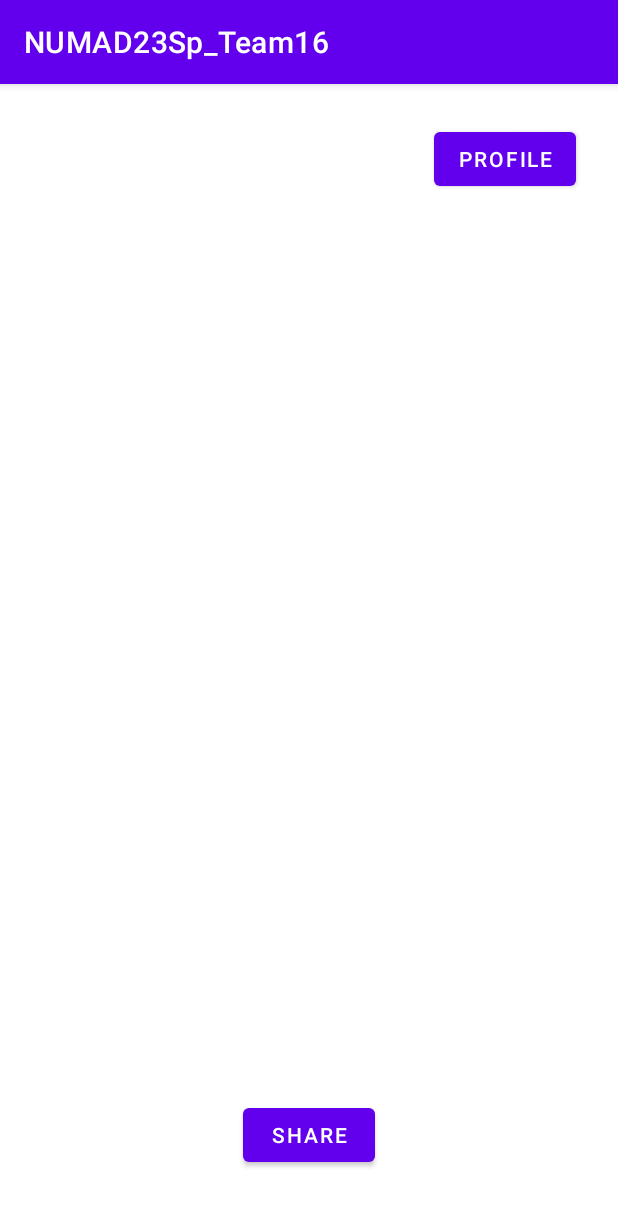
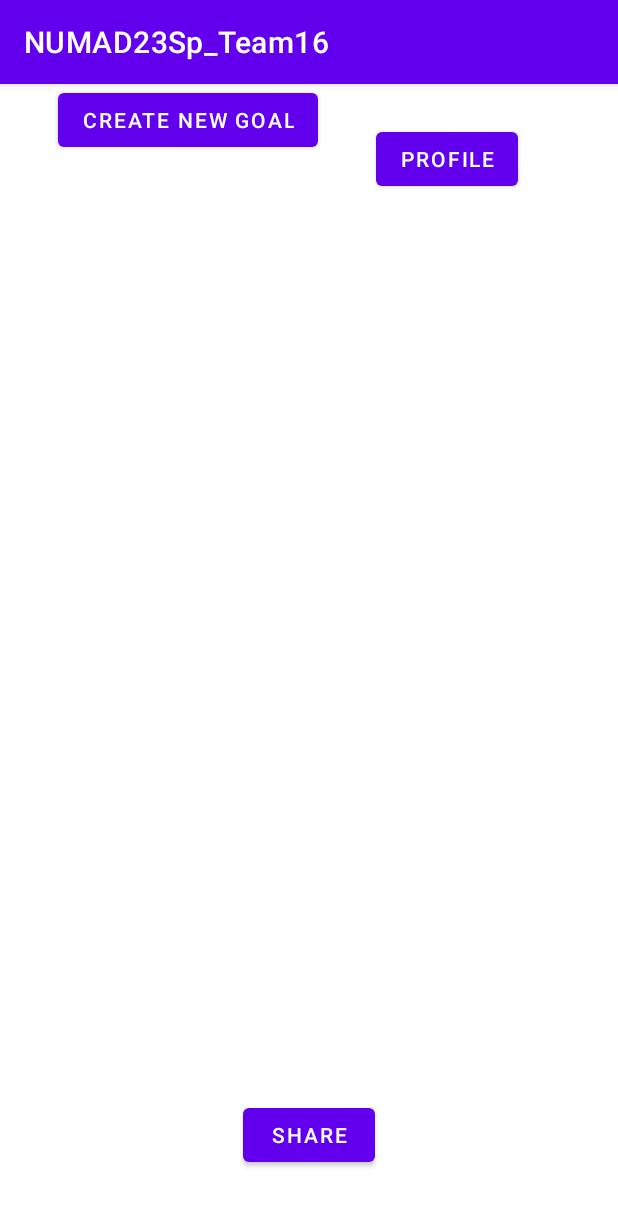
Before and after one commit to nala-he/NUMAD23Sp_Team16, an Android app: the screen it shows after launch (ProjectEntryActivity), after a tap on "PROJECT", on a phone screen of 412 x 824 dp. Shown: the top 1206 px of the screen. Run offline under Robolectric (Android 15) with nearby library versions, the phone set to English and light mode, and no system bars.

Commit message:
move files to project folder, remove GoalForItActivity and move contents to ProjectEntryActivity, change referenced color names to match desired color

```diff
--- a/app/src/main/java/edu/northeastern/numad23sp_team16/MainActivity.java
+++ b/app/src/main/java/edu/northeastern/numad23sp_team16/MainActivity.java
@@ -34,12 +34,4 @@ public class MainActivity extends AppCompatActivity {
     public void startProjectActivity(View view) {
         startActivity(new Intent(MainActivity.this, ProjectEntryActivity.class));
     }
-    public void startGoalForItActivity(View view) {
-        startActivity(new Intent(MainActivity.this, GoalForItActivity.class));
-    }
-
-//    // test the received notification feature, to be revised or deleted later
-//    public void startRealtimeDatabaseActivity(View view) {
-//        startActivity(new Intent(MainActivity.this, RealtimeDatabaseActivity.class));
-//    }
 }
--- a/app/src/main/java/edu/northeastern/numad23sp_team16/IconAdapter.java
+++ b/app/src/main/java/edu/northeastern/numad23sp_team16/Project/IconAdapter.java
@@ -1,4 +1,4 @@
-package edu.northeastern.numad23sp_team16;
+package edu.northeastern.numad23sp_team16.Project;
 
 import static android.view.View.VISIBLE;
 
@@ -12,6 +12,7 @@ import androidx.recyclerview.widget.RecyclerView;
 
 import java.util.List;
 
+import edu.northeastern.numad23sp_team16.R;
 import edu.northeastern.numad23sp_team16.models.Icon;
 
 public class IconAdapter extends RecyclerView.Adapter<IconViewHolder> {
--- a/app/src/main/java/edu/northeastern/numad23sp_team16/IconViewHolder.java
+++ b/app/src/main/java/edu/northeastern/numad23sp_team16/Project/IconViewHolder.java
@@ -1,4 +1,4 @@
-package edu.northeastern.numad23sp_team16;
+package edu.northeastern.numad23sp_team16.Project;
 
 import android.view.View;
 import android.widget.ImageView;
@@ -6,6 +6,8 @@ import android.widget.TextView;
 
 import androidx.annotation.NonNull;
 import androidx.recyclerview.widget.RecyclerView;
+
+import edu.northeastern.numad23sp_team16.R;
 
 public class IconViewHolder extends RecyclerView.ViewHolder {
 
--- a/app/src/main/java/edu/northeastern/numad23sp_team16/Project/ProjectEntryActivity.java
+++ b/app/src/main/java/edu/northeastern/numad23sp_team16/Project/ProjectEntryActivity.java
@@ -24,4 +24,9 @@ public class ProjectEntryActivity extends AppCompatActivity {
     public void startShareActivity(View view) {
         startActivity(new Intent(ProjectEntryActivity.this, ShareActivity.class));
     }
+
+    // TODO: associate method to onClick for creating new goal button in home screen by Yuan
+    public void startCreateNewGoalActivity(View view) {
+        startActivity(new Intent(ProjectEntryActivity.this, CreateNewGoalActivity.class));
+    }
 }
--- a/app/src/main/res/layout/activity_create_new_goal.xml
+++ b/app/src/main/res/layout/activity_create_new_goal.xml
@@ -5,7 +5,7 @@
     android:id="@+id/constraintLayout"
     android:layout_width="match_parent"
     android:layout_height="match_parent"
-    tools:context=".CreateNewGoalActivity">
+    tools:context=".Project.CreateNewGoalActivity">
 
     <com.google.android.material.appbar.AppBarLayout
         android:layout_width="match_parent"
@@ -18,7 +18,7 @@
             android:id="@+id/create_goal_toolbar"
             android:layout_width="match_parent"
             android:layout_height="wrap_content"
-            android:background="@color/light_grey"
+            android:background="@color/grey"
             android:minHeight="?attr/actionBarSize"
             android:theme="?attr/actionBarTheme"
             app:title="@string/create_new_goal_string"
@@ -296,7 +296,7 @@
                 android:layout_width="match_parent"
                 android:layout_height="wrap_content"
                 android:layout_marginTop="35dp"
-                android:background="@color/light_grey"
+                android:background="@color/grey"
                 android:onClick="saveNewGoal"
                 android:text="@string/save_button_string"
                 app:layout_constraintBottom_toBottomOf="parent"
--- a/app/src/main/res/layout/activity_project_entry.xml
+++ b/app/src/main/res/layout/activity_project_entry.xml
@@ -8,6 +8,17 @@
 
 
     <Button
+        android:id="@+id/button_temp2"
+        android:layout_width="wrap_content"
+        android:layout_height="wrap_content"
+        android:onClick="startCreateNewGoalActivity"
+        android:text="Create New Goal"
+        app:layout_constraintEnd_toStartOf="@+id/profile_button"
+        app:layout_constraintHorizontal_bias="0.5"
+        app:layout_constraintStart_toStartOf="parent"
+        tools:layout_editor_absoluteY="25dp" />
+
+    <Button
         android:id="@+id/profile_button"
         android:layout_width="wrap_content"
         android:layout_height="wrap_content"
@@ -16,6 +27,8 @@
         android:onClick="startProfileActivity"
         android:text="@string/profile"
         app:layout_constraintEnd_toEndOf="parent"
+        app:layout_constraintHorizontal_bias="0.5"
+        app:layout_constraintStart_toEndOf="@+id/button_temp2"
         app:layout_constraintTop_toTopOf="parent" />
 
     <Button
```
Also changed, not shown: app/build.gradle (+16 -16 lines), app/src/main/AndroidManifest.xml (+2 -5 lines), app/src/main/java/edu/northeastern/numad23sp_team16/GoalForItActivity.java (deleted, +0 -21 lines), app/src/main/java/edu/northeastern/numad23sp_team16/Project/CreateNewGoalActivity.java (renamed from app/src/main/java/edu/northeastern/numad23sp_team16/CreateNewGoalActivity.java, +3 -6 lines), app/src/main/res/layout/activity_goal_for_it.xml (deleted, +0 -19 lines).
